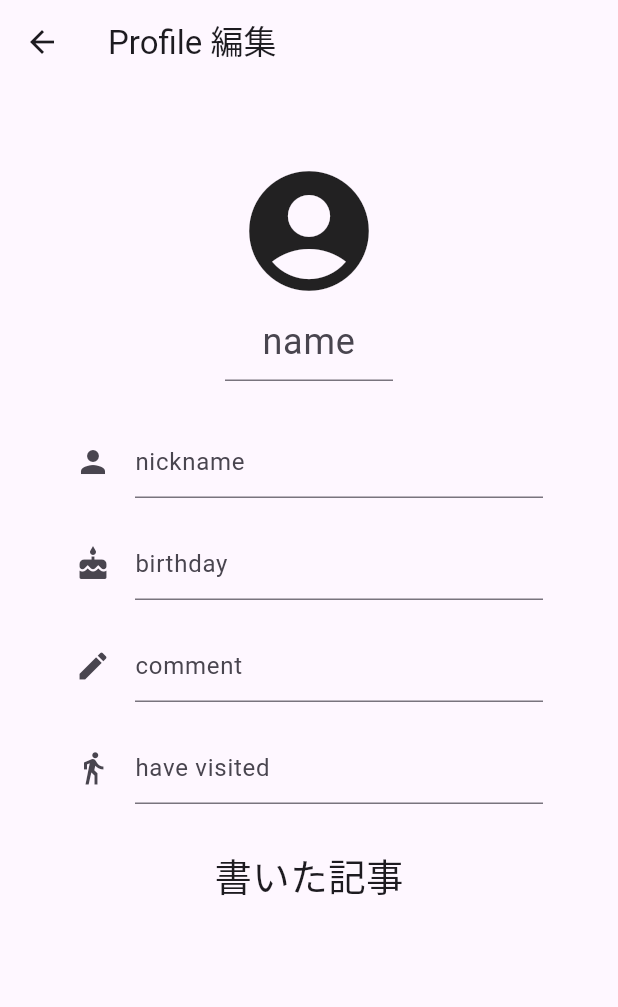
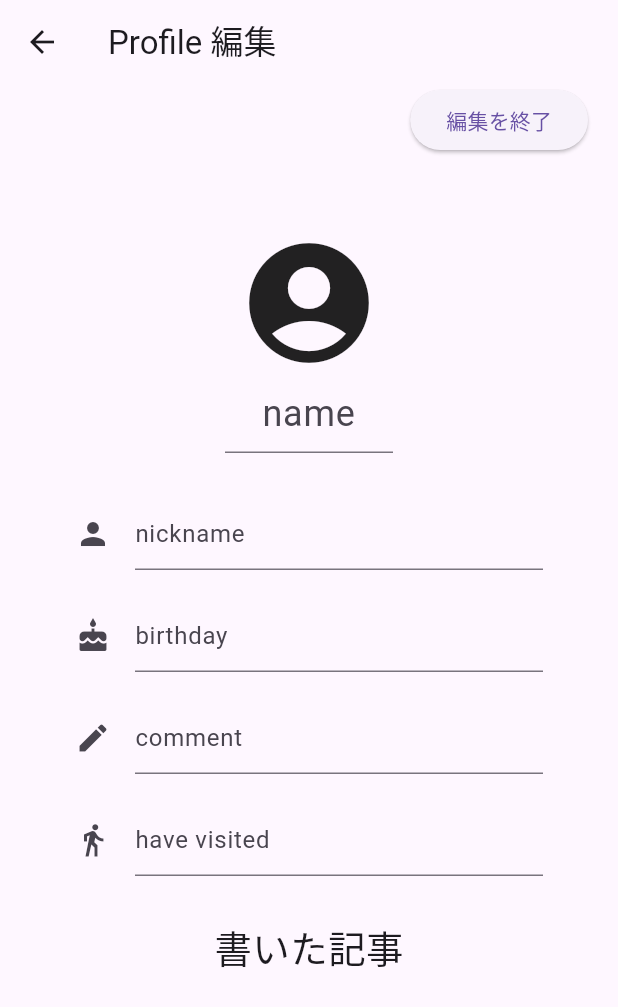
Before and after one commit to kansai1hakaton/mobile, a Flutter app: the ProfileScreen screen opened by its route, on a phone screen of 412 x 824 dp. Shown: the top 1007 px of the screen. Run offline on Flutter 3.47's test engine with Material 3 defaults, Android fonts, the phone set to English and light mode, and no system bars; our stand-ins replace firebase_auth, firebase_core, flutter_hooks, flutter_riverpod; accounts and stored records are empty.

Commit message:
feat:画面遷移

```diff
--- a/lib/screen/profile.dart
+++ b/lib/screen/profile.dart
@@ -1,6 +1,7 @@
 import 'package:flutter/material.dart';
 import 'package:flutter/widgets.dart';
 import 'package:flutter_hooks/flutter_hooks.dart';
+import 'package:mobile/screen/profile2.dart';
 
 class ProfileScreen extends HookWidget {
   @override
@@ -11,6 +12,23 @@ class ProfileScreen extends HookWidget {
       ),
       body: Column(
         children: [
+          Row(
+            mainAxisAlignment: MainAxisAlignment.end,
+            children: [
+              Padding(
+                padding: EdgeInsets.only(right: 20),
+                child: ElevatedButton(
+                  child: Text("編集を終了"),
+                  onPressed: () {
+                    Navigator.push(
+                      context,
+                      MaterialPageRoute(builder: (context) => Profile2screen()),
+                    );
+                  },
+                ),
+              ),
+            ],
+          ),
           Padding(
             padding: EdgeInsets.only(top: 50),
             child: Center(
```
Also changed, not shown: lib/screen/profile2.dart (added, +33 -0 lines).
